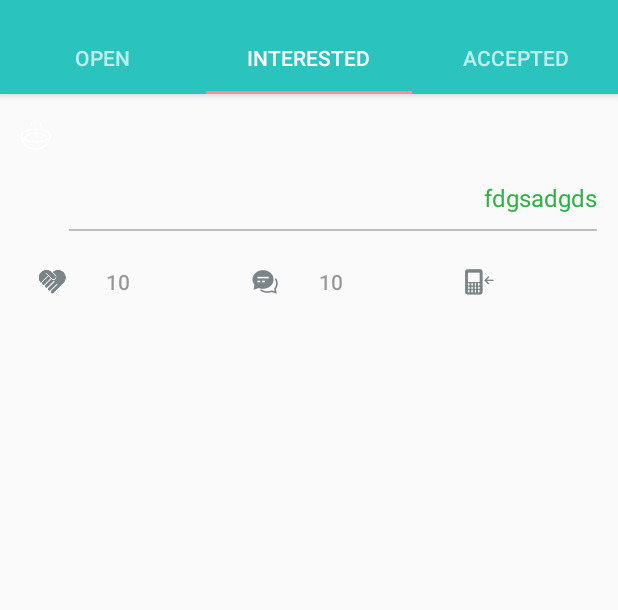
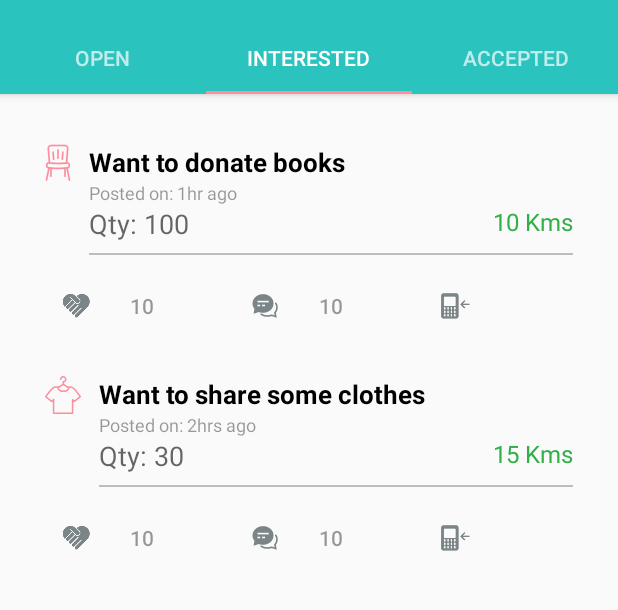
Before and after one commit to ajuv001/LifeShare, an Android app: the OpenFragment screen opened directly, with no data from a screen before it, tab 2 chosen, on a phone screen of 412 x 824 dp, the part 62-672 px from its top. Run offline under Robolectric (Android 15) with nearby library versions, the phone set to English and light mode, and no system bars.

Commit message:
updated code

```diff
--- a/LifeShare/app/src/main/AndroidManifest.xml
+++ b/LifeShare/app/src/main/AndroidManifest.xml
@@ -13,7 +13,8 @@
         android:icon="@mipmap/ic_launcher"
         android:label="@string/app_name"
         android:supportsRtl="true"
-        android:theme="@style/AppTheme">
+        android:theme="@style/AppTheme"
+        android:name=".views.MyApp">
         <activity
             android:name=".views.LoginActivity"
             android:theme="@style/AppTheme.NoActionBar">
--- a/LifeShare/app/src/main/java/lifeshare/mcod/com/lifeshare/views/AcceptedFragment.java
+++ b/LifeShare/app/src/main/java/lifeshare/mcod/com/lifeshare/views/AcceptedFragment.java
@@ -2,9 +2,13 @@ package lifeshare.mcod.com.lifeshare.views;
 
 import android.os.Bundle;
 import android.support.v4.app.Fragment;
+import android.support.v7.widget.LinearLayoutManager;
+import android.support.v7.widget.RecyclerView;
 import android.view.LayoutInflater;
 import android.view.View;
 import android.view.ViewGroup;
+
+import java.util.ArrayList;
 
 import lifeshare.mcod.com.lifeshare.R;
 
@@ -13,7 +17,7 @@ import lifeshare.mcod.com.lifeshare.R;
  */
 
 public class AcceptedFragment extends Fragment {
-
+    private RecyclerView recyclerShares;
     public AcceptedFragment() {
         // Required empty public constructor
     }
@@ -27,7 +31,19 @@ public class AcceptedFragment extends Fragment {
     public View onCreateView(LayoutInflater inflater, ViewGroup container,
                              Bundle savedInstanceState) {
         // Inflate the layout for this fragment
-        return inflater.inflate(R.layout.my_shares_item, container, false);
+        View view = inflater.inflate(R.layout.activity_my_shares, container, false);
+        recyclerShares = (RecyclerView)view.findViewById(R.id.recyclerShares);
+        RecyclerView.LayoutManager layoutManager = new LinearLayoutManager(getActivity(), LinearLayoutManager.VERTICAL, false);
+        recyclerShares.setLayoutManager(layoutManager);
+        recyclerShares.setAdapter(new SharesAdapter(getData()));
+        return view;
+    }
+
+    private ArrayList<ShareDto> getData()
+    {
+        ArrayList<ShareDto> data = new ArrayList<>();
+        data.add(new ShareDto("Clothes to be donated", "Posted on: 1hr ago", "Qty: 100", 1, "10 Kms"));
+        return data;
     }
 
 }
--- a/LifeShare/app/src/main/java/lifeshare/mcod/com/lifeshare/views/InterestedFragment.java
+++ b/LifeShare/app/src/main/java/lifeshare/mcod/com/lifeshare/views/InterestedFragment.java
@@ -2,9 +2,13 @@ package lifeshare.mcod.com.lifeshare.views;
 
 import android.os.Bundle;
 import android.support.v4.app.Fragment;
+import android.support.v7.widget.LinearLayoutManager;
+import android.support.v7.widget.RecyclerView;
 import android.view.LayoutInflater;
 import android.view.View;
 import android.view.ViewGroup;
+
+import java.util.ArrayList;
 
 import lifeshare.mcod.com.lifeshare.R;
 
@@ -14,6 +18,7 @@ import lifeshare.mcod.com.lifeshare.R;
 
 public class InterestedFragment extends Fragment {
 
+    private RecyclerView recyclerShares;
     public InterestedFragment() {
         // Required empty public constructor
     }
@@ -27,7 +32,20 @@ public class InterestedFragment extends Fragment {
     public View onCreateView(LayoutInflater inflater, ViewGroup container,
                              Bundle savedInstanceState) {
         // Inflate the layout for this fragment
-        return inflater.inflate(R.layout.my_shares_item, container, false);
+        View view = inflater.inflate(R.layout.activity_my_shares, container, false);
+                recyclerShares = (RecyclerView)view.findViewById(R.id.recyclerShares);
+        RecyclerView.LayoutManager layoutManager = new LinearLayoutManager(getActivity(), LinearLayoutManager.VERTICAL, false);
+        recyclerShares.setLayoutManager(layoutManager);
+        recyclerShares.setAdapter(new SharesAdapter(getData()));
+        return view;
+    }
+
+    private ArrayList<ShareDto> getData()
+    {
+        ArrayList<ShareDto> data = new ArrayList<>();
+        data.add(new ShareDto("Want to donate books", "Posted on: 1hr ago", "Qty: 100", 3, "10 Kms"));
+        data.add(new ShareDto("Want to share some clothes", "Posted on: 2hrs ago", "Qty: 30", 1, "15 Kms"));
+        return data;
     }
 
 }
--- a/LifeShare/app/src/main/java/lifeshare/mcod/com/lifeshare/views/OpenFragment.java
+++ b/LifeShare/app/src/main/java/lifeshare/mcod/com/lifeshare/views/OpenFragment.java
@@ -1,11 +1,15 @@
 package lifeshare.mcod.com.lifeshare.views;
 
 import android.os.Bundle;
+import android.support.v7.widget.LinearLayoutManager;
+import android.support.v7.widget.RecyclerView;
 import android.view.LayoutInflater;
 import android.view.View;
 import android.view.ViewGroup;
 
 import android.support.v4.app.Fragment;
+
+import java.util.ArrayList;
 
 import lifeshare.mcod.com.lifeshare.R;
 
@@ -15,6 +19,7 @@ import lifeshare.mcod.com.lifeshare.R;
 
 public class OpenFragment extends Fragment{
 
+    private RecyclerView recyclerShares;
     public OpenFragment() {
         // Required empty public constructor
     }
@@ -27,8 +32,19 @@ public class OpenFragment extends Fragment{
     @Override
     public View onCreateView(LayoutInflater inflater, ViewGroup container,
                              Bundle savedInstanceState) {
-        // Inflate the layout for this fragment
-        return inflater.inflate(R.layout.my_shares_item, container, false);
+        View view = inflater.inflate(R.layout.activity_my_shares, container, false);
+        recyclerShares = (RecyclerView)view.findViewById(R.id.recyclerShares);
+        RecyclerView.LayoutManager layoutManager = new LinearLayoutManager(getActivity(), LinearLayoutManager.VERTICAL, false);
+        recyclerShares.setLayoutManager(layoutManager);
+        recyclerShares.setAdapter(new SharesAdapter(getData()));
+        return view;
+    }
+
+    private ArrayList<ShareDto> getData()
+    {
+        ArrayList<ShareDto> data = new ArrayList<>();
+        data.add(new ShareDto("Want to donate wheel chair", "Posted on: 30mns ago", "Qty: 10", 2, "20 Kms"));
+        return data;
     }
 
 }
--- a/LifeShare/app/src/main/java/lifeshare/mcod/com/lifeshare/views/SharesAdapter.java
+++ b/LifeShare/app/src/main/java/lifeshare/mcod/com/lifeshare/views/SharesAdapter.java
@@ -44,6 +44,14 @@ public class SharesAdapter extends RecyclerView.Adapter<SharesAdapter.SharesView
         {
             holder.imgCategory.setImageResource(R.mipmap.cloths_color_ico);
         }
+        else if(list.get(position).getCategory() == 2)
+        {
+            holder.imgCategory.setImageResource(R.mipmap.households_color_ico);
+        }
+        else if(list.get(position).getCategory() == 3)
+        {
+            holder.imgCategory.setImageResource(R.mipmap.households_color_ico);
+        }
         if(list.get(position).getReceivedBy() != null )
             holder.txtReceivedBy.setText(list.get(position).getReceivedBy());
     }
--- a/LifeShare/app/src/main/res/layout/my_shares_item.xml
+++ b/LifeShare/app/src/main/res/layout/my_shares_item.xml
@@ -41,7 +41,7 @@
         android:textSize="16sp"
         android:textColor="@color/green"
         android:layout_alignParentRight="true"
-        android:text="fdgsadgds"/>
+        android:text=""/>
     <View android:id="@+id/divider"
         android:layout_width="match_parent"
         android:layout_height="1dp"
```
Also changed, not shown: LifeShare/app/src/main/java/lifeshare/mcod/com/lifeshare/views/HomeScreen.java (+18 -0 lines), LifeShare/app/src/main/java/lifeshare/mcod/com/lifeshare/views/LoginActivity.java (+10 -5 lines), LifeShare/app/src/main/java/lifeshare/mcod/com/lifeshare/views/MyApp.java (added, +20 -0 lines), LifeShare/app/src/main/res/menu/activity_home_screen_drawer.xml (+7 -1 lines), LifeShare/app/src/main/res/mipmap-hdpi/households_color_ico.png (added), LifeShare/app/src/main/res/mipmap-mdpi/households_color_ico.png (added), LifeShare/app/src/main/res/mipmap-xhdpi/households_color_ico.png (added), LifeShare/app/src/main/res/mipmap-xxhdpi/households_color_ico.png (added), LifeShare/app/src/main/res/mipmap-xxxhdpi/households_color_ico.png (added).
